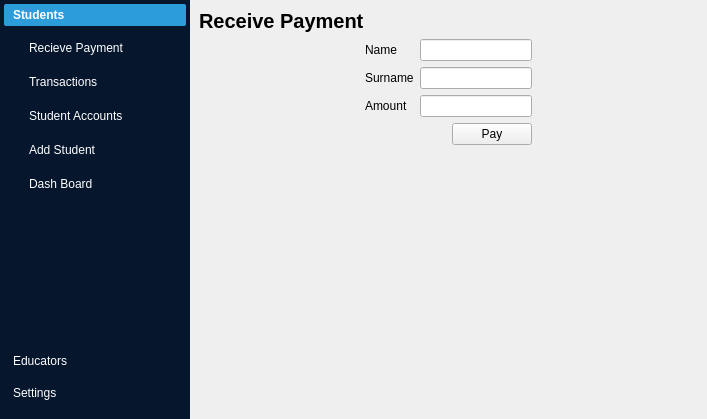
Qt form ui/main_window.ui (regisgambiza/schoolmanager) before a commit.
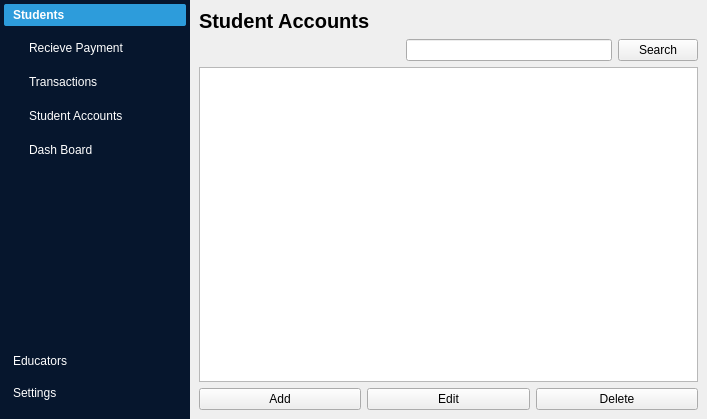
The same form after that commit. The open tabs and pages were chosen to show the change. Icons and pictures are not drawn.

Patch:
```diff
--- a/ui/main_window.ui
+++ b/ui/main_window.ui
@@ -124,7 +124,7 @@
             <rect>
              <x>0</x>
              <y>0</y>
-             <width>172</width>
+             <width>142</width>
              <height>298</height>
             </rect>
            </property>
@@ -172,13 +172,6 @@
               </property>
              </widget>
             </item>
-            <item>
-             <widget class="QPushButton" name="pushButton_3">
-              <property name="text">
-               <string>Add Student</string>
-              </property>
-             </widget>
-            </item>
             <item>
              <widget class="QPushButton" name="pushButton_9">
               <property name="text">
@@ -623,33 +616,6 @@
               </property>
              </widget>
             </item>
-            <item>
-             <layout class="QHBoxLayout" name="horizontalLayout_8">
-              <item>
-               <spacer name="horizontalSpacer_14">
-                <property name="orientation">
-                 <enum>Qt::Horizontal</enum>
-                </property>
-                <property name="sizeHint" stdset="0">
-                 <size>
-                  <width>40</width>
-                  <height>20</height>
-                 </size>
-                </property>
-               </spacer>
-              </item>
-              <item>
-               <widget class="QLineEdit" name="lineEdit_20"/>
-              </item>
-              <item>
-               <widget class="QPushButton" name="pushButton_19">
-                <property name="text">
-                 <string>Search</string>
-                </property>
-               </widget>
-              </item>
-             </layout>
-            </item>
             <item>
              <widget class="QTabWidget" name="tabWidget_2">
               <property name="currentIndex">
@@ -839,7 +805,79 @@
             </item>
            </layout>
           </widget>
-          <widget class="QWidget" name="page_5">
+          <widget class="QWidget" name="all_students_page">
+           <layout class="QVBoxLayout" name="verticalLayout_16">
+            <item>
+             <widget class="QLabel" name="label_6">
+              <property name="font">
+               <font>
+                <pointsize>15</pointsize>
+                <bold>true</bold>
+               </font>
+              </property>
+              <property name="text">
+               <string>Student Accounts</string>
+              </property>
+             </widget>
+            </item>
+            <item>
+             <layout class="QHBoxLayout" name="horizontalLayout_8">
+              <item>
+               <spacer name="horizontalSpacer_14">
+                <property name="orientation">
+                 <enum>Qt::Horizontal</enum>
+                </property>
+                <property name="sizeHint" stdset="0">
+                 <size>
+                  <width>40</width>
+                  <height>20</height>
+                 </size>
+                </property>
+               </spacer>
+              </item>
+              <item>
+               <widget class="QLineEdit" name="lineEdit_20"/>
+              </item>
+              <item>
+               <widget class="QPushButton" name="pushButton_19">
+                <property name="text">
+                 <string>Search</string>
+                </property>
+               </widget>
+              </item>
+             </layout>
+            </item>
+            <item>
+             <widget class="QTableWidget" name="tableWidget_2"/>
+            </item>
+            <item>
+             <layout class="QHBoxLayout" name="horizontalLayout_7">
+              <item>
+               <widget class="QPushButton" name="pushButton">
+                <property name="text">
+                 <string>Add</string>
+                </property>
+               </widget>
+              </item>
+              <item>
+               <widget class="QPushButton" name="pushButton_10">
+                <property name="text">
+                 <string>Edit</string>
+                </property>
+               </widget>
+              </item>
+              <item>
+               <widget class="QPushButton" name="pushButton_2">
+                <property name="text">
+                 <string>Delete</string>
+                </property>
+               </widget>
+              </item>
+             </layout>
+            </item>
+           </layout>
+          </widget>
+          <widget class="QWidget" name="dashboard_page">
            <layout class="QVBoxLayout" name="verticalLayout_15">
             <item>
              <widget class="QLabel" name="label_5">
```
Left out of the diff: 29 changed lines with no effect on the pictures.
